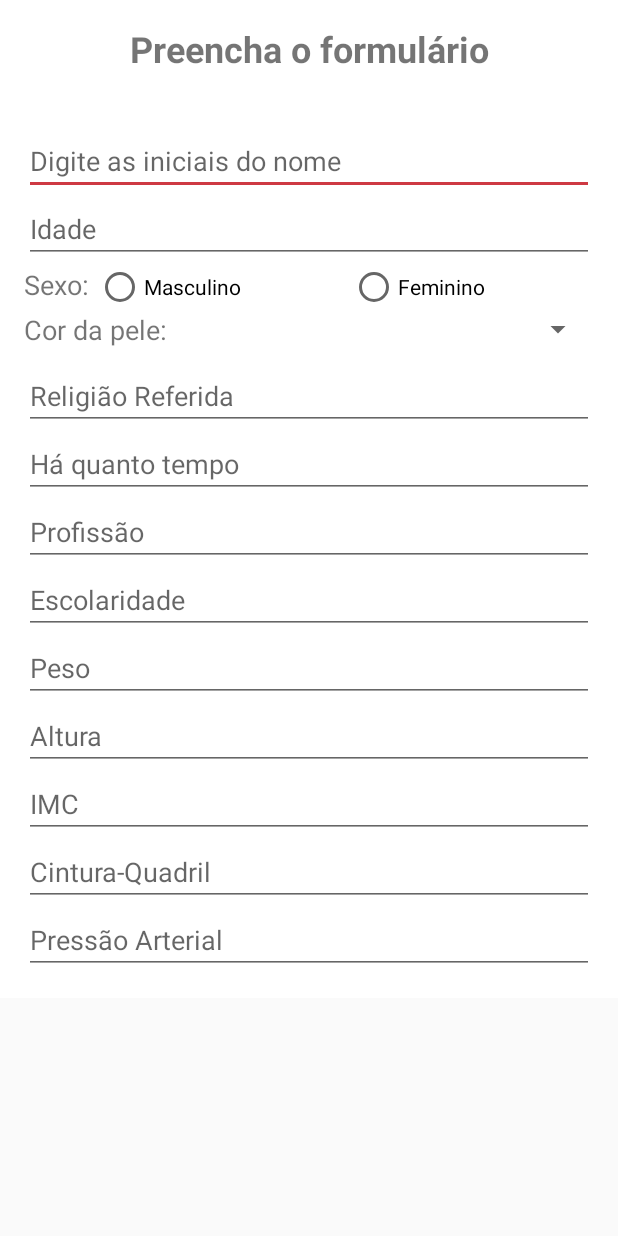
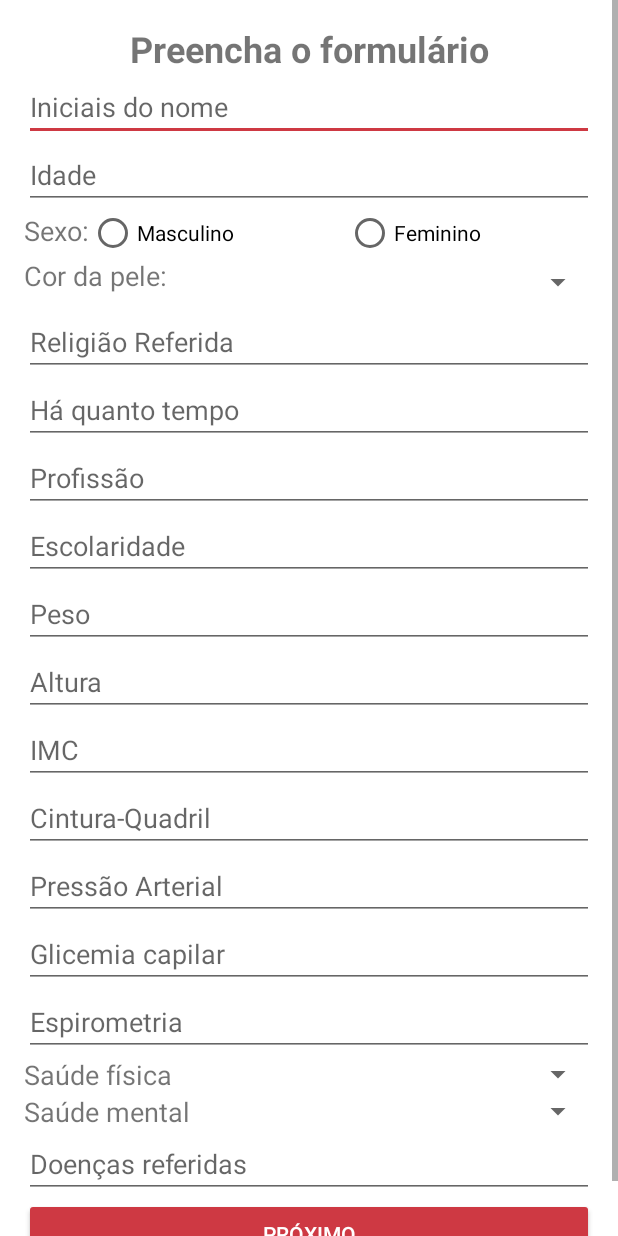
Before and after one commit to GabrielTagliari/Q8RN-App, an Android app: the FormActivity screen opened directly, with no data from a screen before it, on a phone screen of 412 x 824 dp. Run offline under Robolectric (Android 15) with nearby library versions, the phone set to English and light mode, and no system bars.

Commit message:
Formulário dados pessoais

```diff
--- a/app/src/main/res/layout/activity_form.xml
+++ b/app/src/main/res/layout/activity_form.xml
@@ -6,7 +6,7 @@
     xmlns:tools="http://schemas.android.com/tools"
     android:id="@+id/activity_form"
     android:layout_width="match_parent"
-    android:layout_height="match_parent"
+    android:layout_height="wrap_content"
     android:paddingBottom="@dimen/activity_vertical_margin"
     android:paddingLeft="@dimen/activity_horizontal_margin"
     android:paddingRight="@dimen/activity_horizontal_margin"
@@ -20,8 +20,6 @@
         android:text="@string/titulo_form"
         android:layout_width="match_parent"
         android:layout_height="wrap_content"
-        android:layout_alignParentTop="true"
-        android:layout_centerHorizontal="true"
         android:id="@+id/textView2"
         android:textStyle="normal|bold"
         android:textSize="24sp"
@@ -30,51 +28,40 @@
     <EditText
         android:layout_width="match_parent"
         android:layout_height="wrap_content"
+        android:inputType="textPersonName"
         android:ems="10"
-        android:layout_marginTop="36dp"
-        android:id="@+id/editText"
-        android:hint="Digite as iniciais do nome"
-        android:inputType="textPersonName"
-        android:layout_below="@+id/textView2"
-        android:layout_alignParentLeft="true"
-        android:layout_alignParentStart="true"
-        android:layout_weight="0.41" />
+        android:id="@+id/editText14"
+        android:hint="@string/iniciais_do_nome" />
 
     <EditText
         android:layout_height="wrap_content"
         android:inputType="number"
         android:ems="10"
-        android:layout_below="@+id/editText"
-        android:layout_alignParentLeft="true"
-        android:layout_alignParentStart="true"
         android:id="@+id/editText2"
-        android:hint="Idade"
+        android:hint="@string/idade"
         android:layout_width="match_parent" />
 
     <RadioGroup
         android:layout_width="match_parent"
         android:layout_height="wrap_content"
-        android:orientation="horizontal"
-        android:layout_below="@+id/editText2"
-        android:layout_alignParentLeft="true"
-        android:layout_alignParentStart="true">
+        android:orientation="horizontal">
 
         <TextView
-            android:text="Sexo: "
+            android:text="@string/sexo"
             android:layout_width="wrap_content"
             android:layout_height="wrap_content"
             android:id="@+id/textView4"
             android:textSize="18sp" />
 
         <RadioButton
-            android:text="Masculino"
+            android:text="@string/masculino"
             android:layout_width="wrap_content"
             android:layout_height="wrap_content"
             android:id="@+id/radioButton2"
             android:layout_weight="1" />
 
         <RadioButton
-            android:text="Feminino"
+            android:text="@string/feminino"
             android:layout_width="wrap_content"
             android:layout_height="wrap_content"
             android:id="@+id/radioButton3"
@@ -88,7 +75,7 @@
         android:layout_height="34dp">
 
         <TextView
-            android:text="Cor da pele: "
+            android:text="@string/cor_da_pele"
             android:layout_width="wrap_content"
             android:layout_height="wrap_content"
             android:id="@+id/textView8"
@@ -96,9 +83,10 @@
             android:textSize="18sp" />
 
         <Spinner
-            android:layout_width="205dp"
-            android:layout_height="wrap_content"
-            android:id="@+id/spinner4" />
+            android:layout_width="wrap_content"
+            android:layout_height="match_parent"
+            android:id="@+id/spinner4"
+            android:layout_weight="33.36" />
     </LinearLayout>
 
     <EditText
@@ -107,7 +95,7 @@
         android:inputType="textPersonName"
         android:ems="10"
         android:id="@+id/editText3"
-        android:hint="Religião Referida" />
+        android:hint="@string/religi_o_referida" />
 
     <EditText
         android:layout_width="match_parent"
@@ -115,7 +103,7 @@
         android:inputType="textPersonName"
         android:ems="10"
         android:id="@+id/editText4"
-        android:hint="Há quanto tempo" />
+        android:hint="@string/h_quanto_tempo" />
 
     <EditText
         android:layout_width="match_parent"
@@ -123,7 +111,7 @@
         android:inputType="textPersonName"
         android:ems="10"
         android:id="@+id/editText5"
-        android:hint="Profissão" />
+        android:hint="@string/profiss_o" />
 
     <EditText
         android:layout_width="match_parent"
@@ -131,7 +119,7 @@
         android:inputType="textPersonName"
         android:ems="10"
         android:id="@+id/editText6"
-        android:hint="Escolaridade" />
+        android:hint="@string/escolaridade" />
 
     <EditText
         android:layout_width="match_parent"
@@ -139,7 +127,7 @@
         android:inputType="number"
         android:ems="10"
         android:id="@+id/editText7"
-        android:hint="Peso" />
+        android:hint="@string/peso" />
 
     <EditText
         android:layout_width="match_parent"
@@ -147,7 +135,7 @@
         android:inputType="numberDecimal"
         android:ems="10"
         android:id="@+id/editText8"
-        android:hint="Altura" />
+        android:hint="@string/altura" />
 
     <EditText
         android:layout_width="match_parent"
@@ -155,7 +143,7 @@
         android:inputType="number"
         android:ems="10"
         android:id="@+id/editText9"
-        android:hint="IMC" />
+        android:hint="@string/imc" />
 
     <EditText
         android:layout_width="match_parent"
@@ -163,7 +151,7 @@
         android:inputType="numberDecimal"
         android:ems="10"
         android:id="@+id/editText10"
-        android:hint="Cintura-Quadril" />
+        android:hint="@string/cintura_quadril" />
 
     <EditText
         android:layout_width="match_parent"
@@ -171,7 +159,79 @@
         android:inputType="numberDecimal"
         android:ems="10"
         android:id="@+id/editText11"
-        android:hint="Pressão Arterial" />
+        android:hint="@string/press_o_arterial" />
+
+    <EditText
+        android:layout_width="match_parent"
+        android:layout_height="wrap_content"
+        android:inputType="numberDecimal"
+        android:ems="10"
+        android:id="@+id/editText15"
+        android:hint="@string/glicemia_capilar" />
+
+    <EditText
+        android:layout_width="match_parent"
+        android:layout_height="wrap_content"
+        android:inputType="numberDecimal"
+        android:ems="10"
+        android:id="@+id/editText16"
+        android:hint="@string/espirometria" />
+
+    <LinearLayout
+        android:orientation="horizontal"
+        android:layout_width="match_parent"
+        android:layout_height="match_parent">
+
+        <TextView
+            android:text="@string/sa_de_f_sica"
+            android:layout_width="wrap_content"
+            android:layout_height="wrap_content"
+            android:id="@+id/textView8"
+            android:layout_weight="10.83"
+            android:textSize="18sp" />
+
+        <Spinner
+            android:layout_width="wrap_content"
+            android:layout_height="match_parent"
+            android:id="@+id/spinner4"
+            android:layout_weight="33.36" />
+    </LinearLayout>
+
+    <LinearLayout
+        android:orientation="horizontal"
+        android:layout_width="match_parent"
+        android:layout_height="match_parent">
+
+        <TextView
+            android:text="@string/sa_de_mental"
+            android:layout_width="wrap_content"
+            android:layout_height="wrap_content"
+            android:id="@+id/textView8"
+            android:layout_weight="10.83"
+            android:textSize="18sp" />
+
+        <Spinner
+            android:layout_width="wrap_content"
+            android:layout_height="match_parent"
+            android:id="@+id/spinner4"
+            android:layout_weight="33.36" />
+    </LinearLayout>
+
+    <EditText
+        android:layout_width="match_parent"
+        android:layout_height="wrap_content"
+        android:inputType="textPersonName"
+        android:ems="10"
+        android:id="@+id/editText18"
+        android:hint="@string/doen_as_referidas" />
+
+    <Button
+        android:text="@string/botao_proximo"
+        android:layout_width="match_parent"
+        android:layout_height="wrap_content"
+        android:id="@+id/button"
+        android:elevation="10dp"
+        style="@style/Widget.AppCompat.Button.Colored" />
 
 </LinearLayout>
 </ScrollView>
--- a/app/src/main/res/values/strings.xml
+++ b/app/src/main/res/values/strings.xml
@@ -3,4 +3,25 @@
     <string name="titulo_main">Questionário dos Oito Remédios Naturais</string>
     <string name="botao_main">Realizar Questionário</string>
     <string name="titulo_form">Preencha o formulário</string>
+    <string name="altura">Altura</string>
+    <string name="cintura_quadril">Cintura-Quadril</string>
+    <string name="sexo">Sexo:</string>
+    <string name="sa_de_mental">Saúde mental</string>
+    <string name="sa_de_f_sica">Saúde física</string>
+    <string name="religi_o_referida">Religião Referida</string>
+    <string name="profiss_o">Profissão</string>
+    <string name="press_o_arterial">Pressão Arterial</string>
+    <string name="peso">Peso</string>
+    <string name="masculino">Masculino</string>
+    <string name="iniciais_do_nome">Iniciais do nome</string>
+    <string name="idade">Idade</string>
+    <string name="imc">IMC</string>
+    <string name="h_quanto_tempo">Há quanto tempo</string>
+    <string name="glicemia_capilar">Glicemia capilar</string>
+    <string name="feminino">Feminino</string>
+    <string name="espirometria">Espirometria</string>
+    <string name="escolaridade">Escolaridade</string>
+    <string name="doen_as_referidas">Doenças referidas</string>
+    <string name="cor_da_pele">Cor da pele:</string>
+    <string name="botao_proximo">Próximo</string>
 </resources>
```
